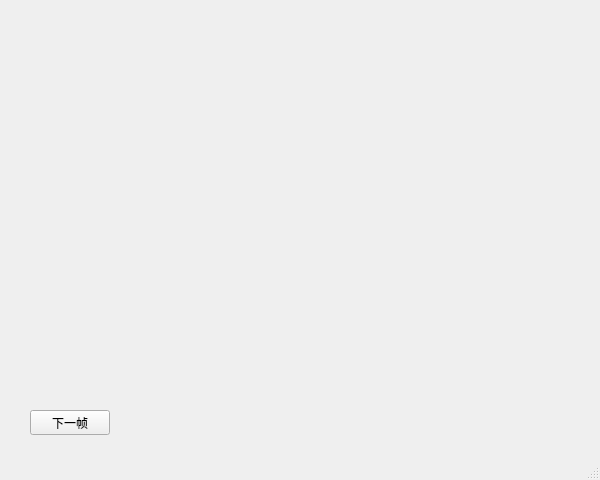
Qt form mainwindow.ui (githubchry/FFmpegDemo) before a commit.
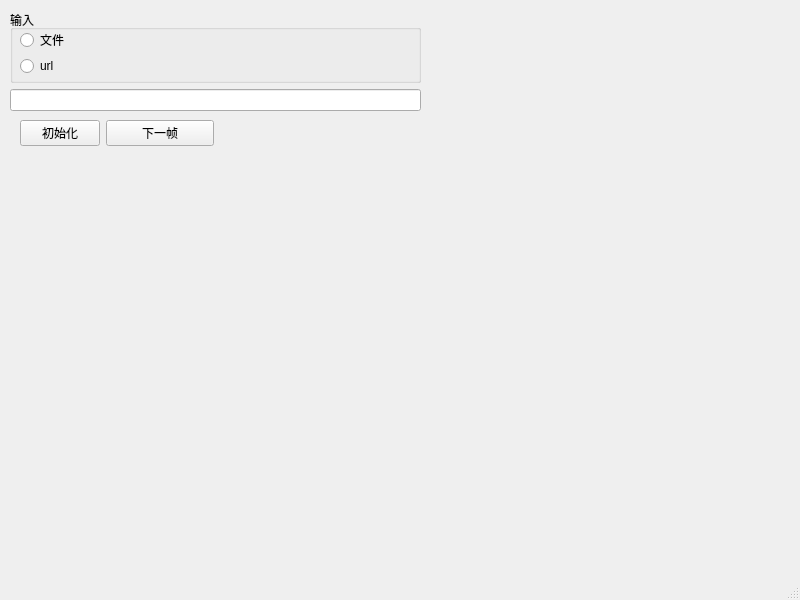
The same form after that commit.

Diff of the .ui file:
```diff
--- a/mainwindow.ui
+++ b/mainwindow.ui
@@ -6,8 +6,8 @@
    <rect>
     <x>0</x>
     <y>0</y>
-    <width>600</width>
-    <height>480</height>
+    <width>800</width>
+    <height>600</height>
    </rect>
   </property>
   <property name="windowTitle">
@@ -17,8 +17,8 @@
    <widget class="QLabel" name="lbImage">
     <property name="geometry">
      <rect>
-      <x>60</x>
-      <y>30</y>
+      <x>20</x>
+      <y>150</y>
       <width>480</width>
       <height>360</height>
      </rect>
@@ -27,18 +27,79 @@
      <string/>
     </property>
    </widget>
-   <widget class="QPushButton" name="pbNextFrame">
+   <widget class="QWidget" name="layoutWidget">
     <property name="geometry">
      <rect>
-      <x>30</x>
-      <y>410</y>
-      <width>80</width>
-      <height>25</height>
+      <x>10</x>
+      <y>10</y>
+      <width>411</width>
+      <height>101</height>
      </rect>
     </property>
-    <property name="text">
-     <string>下一帧</string>
+    <layout class="QVBoxLayout" name="verticalLayout_2">
+     <item>
+      <widget class="QGroupBox" name="groupBox">
+       <property name="title">
+        <string>输入</string>
+       </property>
+       <widget class="QWidget" name="layoutWidget">
+        <property name="geometry">
+         <rect>
+          <x>10</x>
+          <y>20</y>
+          <width>59</width>
+          <height>46</height>
+         </rect>
+        </property>
+        <layout class="QVBoxLayout" name="verticalLayout">
+         <item>
+          <widget class="QRadioButton" name="rbFile">
+           <property name="text">
+            <string>文件</string>
+           </property>
+          </widget>
+         </item>
+         <item>
+          <widget class="QRadioButton" name="rbUrl">
+           <property name="text">
+            <string>url</string>
+           </property>
+          </widget>
+         </item>
+        </layout>
+       </widget>
+      </widget>
+     </item>
+     <item>
+      <widget class="QLineEdit" name="edInput"/>
+     </item>
+    </layout>
+   </widget>
+   <widget class="QWidget" name="">
+    <property name="geometry">
+     <rect>
+      <x>20</x>
+      <y>120</y>
+      <width>194</width>
+      <height>30</height>
+     </rect>
     </property>
+    <layout class="QFormLayout" name="formLayout">
+     <item row="0" column="0">
+      <widget class="QPushButton" name="pbInitFFmpeg">
+       <property name="text">
+        <string>初始化</string>
+       </property>
+      </widget>
+     </item>
+     <item row="0" column="1">
+      <widget class="QPushButton" name="pbNextFrame">
+       <property name="text">
+        <string>下一帧</string>
+       </property>
+      </widget>
+     </item>
+    </layout>
    </widget>
   </widget>
   <widget class="QStatusBar" name="statusbar"/>
```
